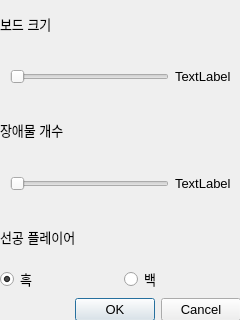
First picture: the form in othello_project/setting_dialog.ui, repository soungjunha/Object_Oriented_Programming, before the edit.
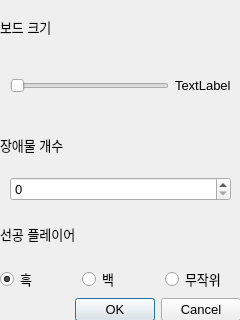
Second picture: the form after the edit.

```diff
--- a/othello_project/setting_dialog.ui
+++ b/othello_project/setting_dialog.ui
@@ -105,24 +105,12 @@
        <number>10</number>
       </property>
       <item>
-       <widget class="QSlider" name="obstacle_num">
+       <widget class="QSpinBox" name="obstacle_num">
         <property name="maximum">
          <number>16</number>
         </property>
-        <property name="orientation">
-         <enum>Qt::Orientation::Horizontal</enum>
-        </property>
-       </widget>
-      </item>
-      <item>
-       <widget class="QLabel" name="obstacle_num_label">
-        <property name="font">
-         <font>
-          <pointsize>10</pointsize>
-         </font>
-        </property>
-        <property name="text">
-         <string>TextLabel</string>
+        <property name="singleStep">
+         <number>2</number>
         </property>
        </widget>
       </item>
@@ -167,6 +155,13 @@
         </property>
        </widget>
       </item>
+      <item>
+       <widget class="QRadioButton" name="random">
+        <property name="text">
+         <string>무작위</string>
+        </property>
+       </widget>
+      </item>
      </layout>
     </item>
     <item>
```
